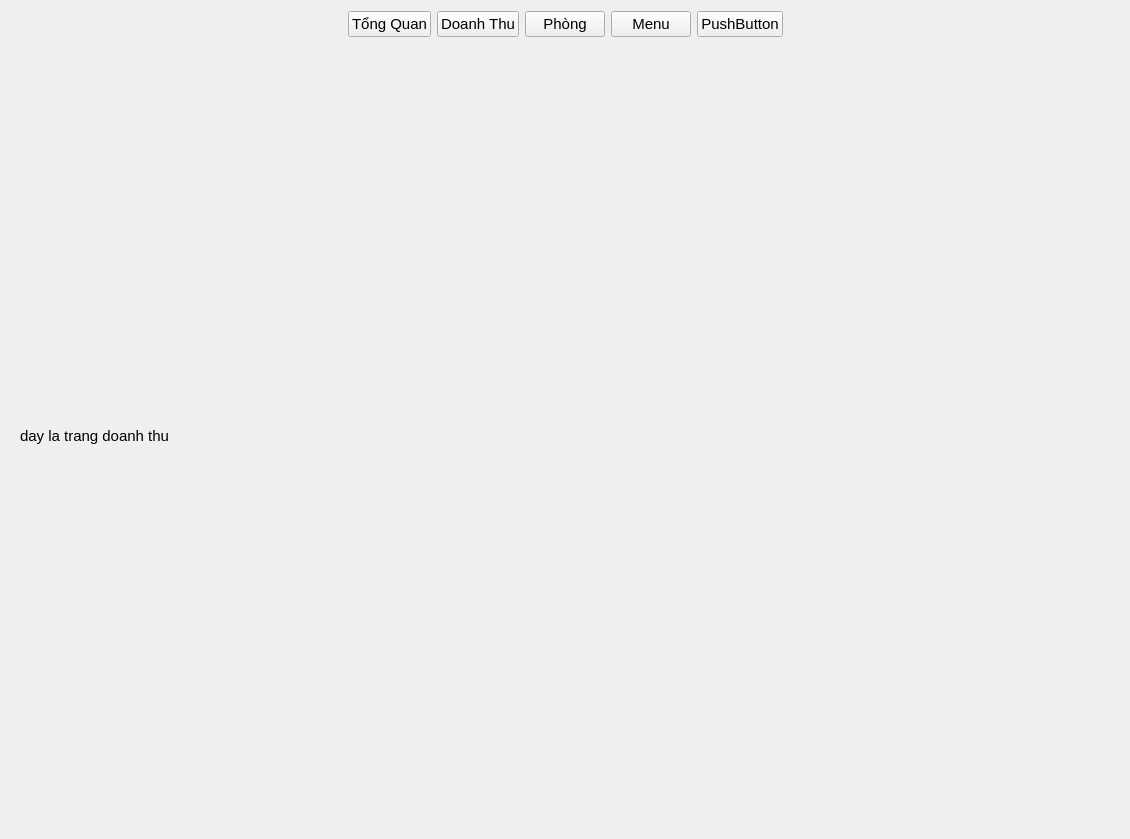
Old version of the form view/statistics/statistics_ui.ui in the repository loimaxto/DoAnPython.
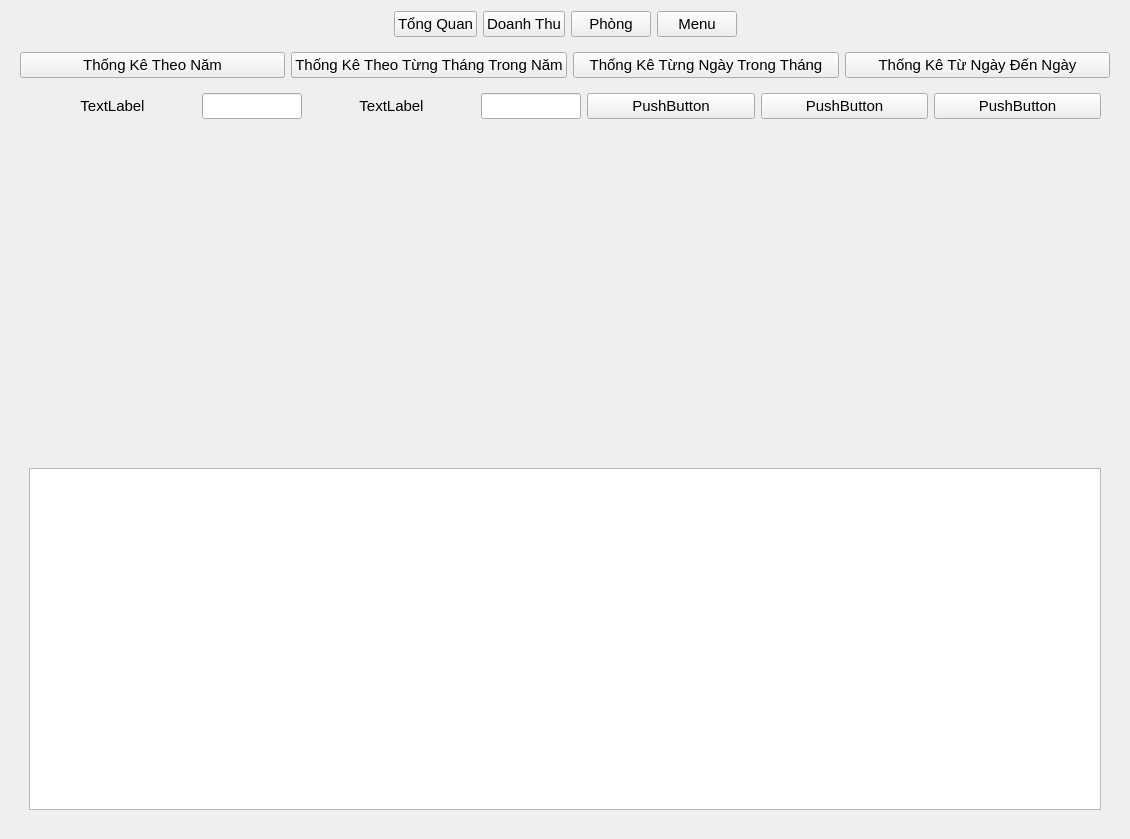
New version of the form. The open tabs and pages were chosen to show the change. Icons and pictures are not drawn.

Commit message: statistics page doanh thu p1

```diff
--- a/view/statistics/statistics_ui.ui
+++ b/view/statistics/statistics_ui.ui
@@ -62,13 +62,6 @@
        </property>
       </widget>
      </item>
-     <item>
-      <widget class="QPushButton" name="show_chart">
-       <property name="text">
-        <string>PushButton</string>
-       </property>
-      </widget>
-     </item>
      <item>
       <spacer name="horizontalSpacer">
        <property name="orientation">
@@ -370,10 +363,147 @@
      <widget class="QWidget" name="doanhThuPage">
       <layout class="QVBoxLayout" name="verticalLayout_7">
        <item>
-        <widget class="QLabel" name="label_10">
-         <property name="text">
-          <string>day la trang doanh thu</string>
-         </property>
+        <layout class="QVBoxLayout" name="verticalLayout_8">
+         <item>
+          <layout class="QHBoxLayout" name="horizontalLayout_6">
+           <item>
+            <widget class="QPushButton" name="StaYearBtn">
+             <property name="text">
+              <string>Thống Kê Theo Năm</string>
+             </property>
+            </widget>
+           </item>
+           <item>
+            <widget class="QPushButton" name="StaMonthBtn">
+             <property name="text">
+              <string>Thống Kê Theo Từng Tháng Trong Năm</string>
+             </property>
+            </widget>
+           </item>
+           <item>
+            <widget class="QPushButton" name="StaDayInMonthBtn">
+             <property name="text">
+              <string>Thống Kê Từng Ngày Trong Tháng</string>
+             </property>
+            </widget>
+           </item>
+           <item>
+            <widget class="QPushButton" name="StaDayToDayBtn">
+             <property name="text">
+              <string>Thống Kê Từ Ngày Đến Ngày</string>
+             </property>
+            </widget>
+           </item>
+          </layout>
+         </item>
+        </layout>
+       </item>
+       <item>
+        <widget class="QStackedWidget" name="stackedWidget_2">
+         <widget class="QWidget" name="thongKeTheoNamPage">
+          <layout class="QVBoxLayout" name="verticalLayout_10">
+           <item>
+            <layout class="QVBoxLayout" name="verticalLayout_9">
+             <item>
+              <layout class="QHBoxLayout" name="horizontalLayout_7">
+               <item>
+                <widget class="QLabel" name="label_3">
+                 <property name="text">
+                  <string>TextLabel</string>
+                 </property>
+                 <property name="alignment">
+                  <set>Qt::AlignCenter</set>
+                 </property>
+                </widget>
+               </item>
+               <item>
+                <widget class="QLineEdit" name="lineEdit">
+                 <property name="minimumSize">
+                  <size>
+                   <width>0</width>
+                   <height>0</height>
+                  </size>
+                 </property>
+                 <property name="maximumSize">
+                  <size>
+                   <width>100</width>
+                   <height>16777215</height>
+                  </size>
+                 </property>
+                 <property name="layoutDirection">
+                  <enum>Qt::LeftToRight</enum>
+                 </property>
+                </widget>
+               </item>
+               <item>
+                <widget class="QLabel" name="label_4">
+                 <property name="text">
+                  <string>TextLabel</string>
+                 </property>
+                 <property name="alignment">
+                  <set>Qt::AlignCenter</set>
+                 </property>
+                </widget>
+               </item>
+               <item>
+                <widget class="QLineEdit" name="lineEdit_2">
+                 <property name="maximumSize">
+                  <size>
+                   <width>100</width>
+                   <height>16777215</height>
+                  </size>
+                 </property>
+                </widget>
+               </item>
+               <item>
+                <widget class="QPushButton" name="pushButton">
+                 <property name="text">
+                  <string>PushButton</string>
+                 </property>
+                </widget>
+               </item>
+               <item>
+                <widget class="QPushButton" name="pushButton_2">
+                 <property name="text">
+                  <string>PushButton</string>
+                 </property>
+                </widget>
+               </item>
+               <item>
+                <widget class="QPushButton" name="pushButton_3">
+                 <property name="text">
+                  <string>PushButton</string>
+                 </property>
+                </widget>
+               </item>
+              </layout>
+             </item>
+            </layout>
+           </item>
+           <item>
+            <spacer name="verticalSpacer_2">
+             <property name="orientation">
+              <enum>Qt::Vertical</enum>
+             </property>
+             <property name="sizeHint" stdset="0">
+              <size>
+               <width>20</width>
+               <height>40</height>
+              </size>
+             </property>
+            </spacer>
+           </item>
+           <item>
+            <layout class="QVBoxLayout" name="verticalLayout_11"/>
+           </item>
+           <item>
+            <widget class="QTableView" name="tableView"/>
+           </item>
+          </layout>
+         </widget>
+         <widget class="QWidget" name="thongKeTheoTNTTPage"/>
+         <widget class="QWidget" name="thongKeTheoTTTNPage"/>
+         <widget class="QWidget" name="thongKeDayToDayPage"/>
         </widget>
        </item>
       </layout>
```
Left out of the diff: 41 changed lines with no effect on the pictures. The commit also changes 6 other files.
